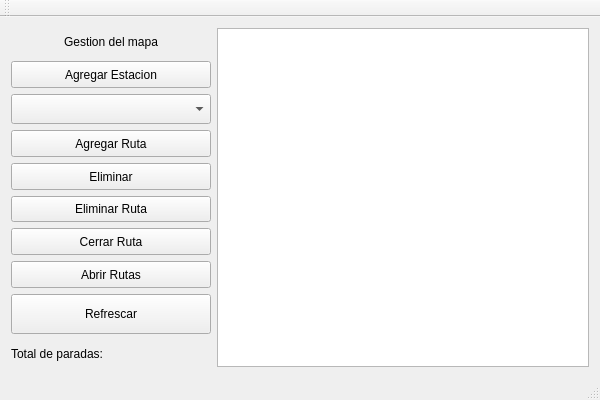
First picture: the form in Rutas/main/MapView.ui, repository AndresMora04/Rutas, before the edit.
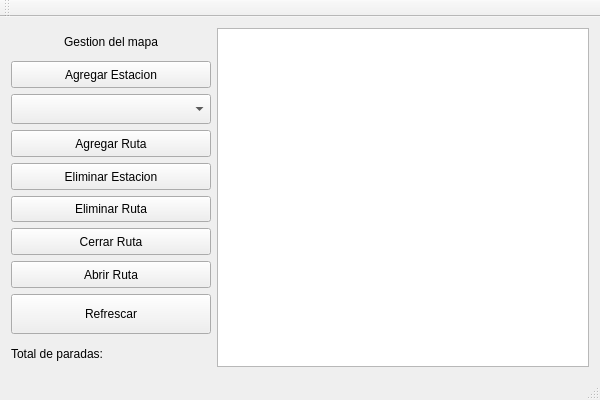
Second picture: the form after the edit.

What changed in the file:
```diff
--- a/Rutas/main/MapView.ui
+++ b/Rutas/main/MapView.ui
@@ -96,7 +96,7 @@
          </size>
         </property>
         <property name="text">
-         <string>Eliminar</string>
+         <string>Eliminar Estacion</string>
         </property>
        </widget>
       </item>
@@ -141,7 +141,7 @@
          </size>
         </property>
         <property name="text">
-         <string>Abrir Rutas</string>
+         <string>Abrir Ruta</string>
         </property>
        </widget>
       </item>
```
